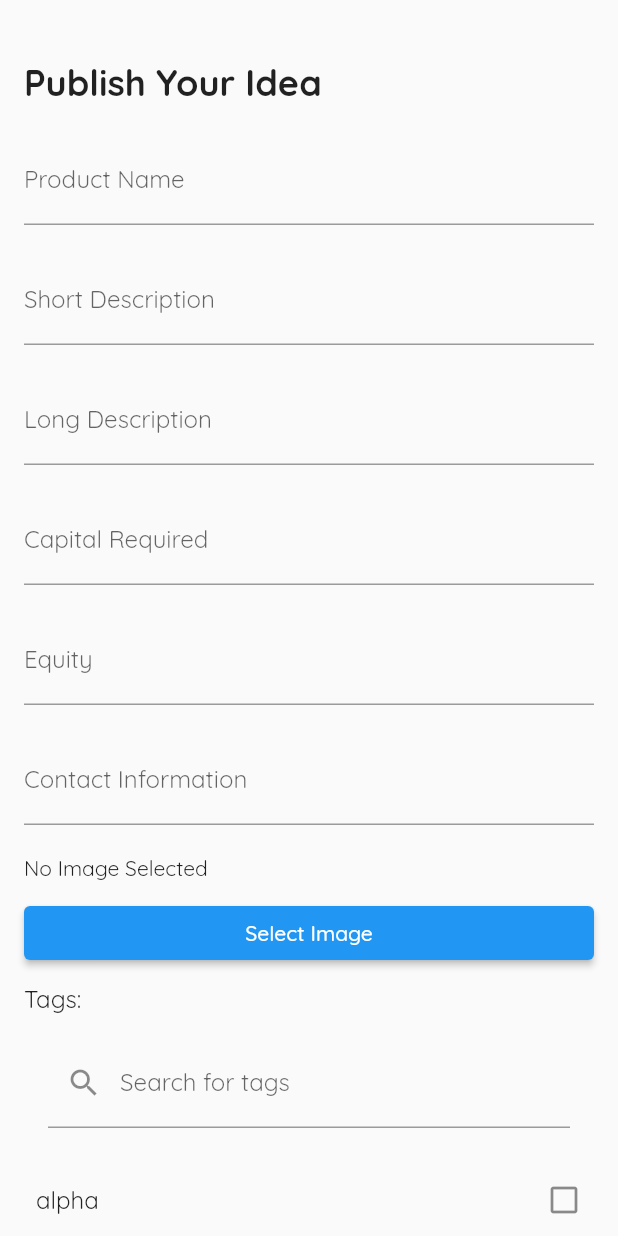
After one commit to SoumishDas/entrego, a Flutter app: the formEP screen opened directly, on a phone screen of 412 x 824 dp. The commit adds this screen. Run offline on Flutter 3.47's test engine with Material 2 defaults, Android fonts, the phone set to English and light mode, and no system bars; our stand-ins replace cloud_firestore, firebase_auth, firebase_core, google_fonts, google_sign_in, image_picker and 1 more; missing offline and left inert: dart:ffi; accounts and stored records are empty.

Commit message:
Me N Avanindra

```diff
--- /dev/null
+++ b/lib/pages/homeEP/formEP.dart
@@ -0,0 +1,186 @@
+import 'package:flutter/material.dart';
+import 'package:image_picker/image_picker.dart';
+import 'dart:io';
+
+class formEP extends StatefulWidget {
+  @override
+  _formEPState createState() => _formEPState();
+}
+
+class _formEPState extends State<formEP> {
+  String _productName = '';
+  String _shortDescription = '';
+  String _longDescription = '';
+  double _capitalRequired = 0.0;
+  double _equity = 0.0;
+  String _contactInfo = '';
+  List<String> selectedTags = [];
+  String searchQuery = '';
+  List<String> tagList = ['alpha', 'beta', 'gamma', 'delta'];
+
+  File? _selectedImageFile;
+
+  Future<void> _selectImage() async {
+    final picker = ImagePicker();
+    final pickedImage = await picker.pickImage(source: ImageSource.gallery);
+    if (pickedImage != null) {
+      setState(() {
+        _selectedImageFile = File(pickedImage.path);
+      });
+    }
+  }
+
+  List<String> get filteredTags {
+    return tagList
+        .where((tag) => tag.toLowerCase().contains(searchQuery.toLowerCase()))
+        .toList();
+  }
+
+  @override
+  Widget build(BuildContext context) {
+    return Scaffold(
+      body: SingleChildScrollView(
+        child: Padding(
+          padding: const EdgeInsets.fromLTRB(16, 40, 16, 0),
+          child: Column(
+            crossAxisAlignment: CrossAxisAlignment.stretch,
+            children: [
+              Text(
+                'Publish Your Idea',
+                style: TextStyle(
+                  fontSize: 24,
+                  fontWeight: FontWeight.bold,
+                ),
+              ),
+              SizedBox(height: 20),
+              TextField(
+                decoration: InputDecoration(labelText: 'Product Name'),
+                onChanged: (value) {
+                  setState(() {
+                    _productName = value;
+                  });
+                },
+              ),
+              SizedBox(height: 20),
+              TextField(
+                decoration: InputDecoration(labelText: 'Short Description'),
+                onChanged: (value) {
+                  setState(() {
+                    _shortDescription = value;
+                  });
+                },
+              ),
+              SizedBox(height: 20),
+              TextField(
+                decoration: InputDecoration(labelText: 'Long Description'),
+                onChanged: (value) {
+                  setState(() {
+                    _longDescription = value;
+                  });
+                },
+              ),
+              SizedBox(height: 20),
+              TextField(
+                decoration: InputDecoration(labelText: 'Capital Required'),
+                keyboardType: TextInputType.number,
+                onChanged: (value) {
+                  setState(() {
+                    _capitalRequired = double.tryParse(value) ?? 0.0;
+                  });
+                },
+              ),
+              SizedBox(height: 20),
+              TextField(
+                decoration: InputDecoration(labelText: 'Equity'),
+                keyboardType: TextInputType.number,
+                onChanged: (value) {
+                  setState(() {
+                    _equity = double.tryParse(value) ?? 0.0;
+                  });
+                },
+              ),
+              SizedBox(height: 20),
+              TextField(
+                decoration: InputDecoration(labelText: 'Contact Information'),
+                onChanged: (value) {
+                  setState(() {
+                    _contactInfo = value;
+                  });
+                },
+              ),
+              SizedBox(height: 20),
+              _selectedImageFile == null
+                  ? Text('No Image Selected')
+                  : Image.file(
+                      _selectedImageFile!,
+                      height: 150,
+                      width: 150,
+                      fit: BoxFit.cover,
+                    ),
+              SizedBox(height: 10),
+              ElevatedButton(
+                onPressed: _selectImage,
+                child: Text('Select Image'),
+              ),
+              SizedBox(height: 10),
+              Text('Tags:', style: TextStyle(fontSize: 16)),
+              Column(
+                children: [
+                  Padding(
+                    padding: const EdgeInsets.all(16.0),
+                    child: TextField(
+                      onChanged: (query) {
+                        setState(() {
+                          searchQuery = query;
+                        });
+                      },
+                      decoration: InputDecoration(
+                        labelText: 'Search for tags',
+                        prefixIcon: Icon(Icons.search),
+                      ),
+                    ),
+                  ),
+                  Container(
+                    height: 150,
+                    child: SingleChildScrollView(
+                      child: Column(
+                        children: filteredTags.map((tag) {
+                          final isSelected = selectedTags.contains(tag);
+
+                          return ListTile(
+                            contentPadding: EdgeInsets.symmetric(
+                                vertical: 4.0, horizontal: 8.0),
+                            title: Text(tag),
+                            trailing: Icon(isSelected
+                                ? Icons.check_box
+                                : Icons.check_box_outline_blank),
+                            onTap: () {
+                              setState(() {
+                                if (isSelected) {
+                                  selectedTags.remove(tag);
+                                } else {
+                                  selectedTags.add(tag);
+                                }
+                              });
+                            },
+                          );
+                        }).toList(),
+                      ),
+                    ),
+                  ),
+                  SizedBox(height: 20),
+                  ElevatedButton(
+                    onPressed: () {
+                      // Add logic to save the product details
+                    },
+                    child: Text('Save Product'),
+                  ),
+                ],
+              ),
+            ],
+          ),
+        ),
+      ),
+    );
+  }
+}
--- a/lib/pages/homeEP/homeEP.dart
+++ b/lib/pages/homeEP/homeEP.dart
@@ -1,4 +1,5 @@
 import 'package:flutter/material.dart';
+import '../homeEP/navbarEP.dart';
 
 class homeEP extends StatefulWidget {
   const homeEP({super.key});
@@ -7,9 +8,57 @@ class homeEP extends StatefulWidget {
   State<homeEP> createState() => _homeEPState();
 }
 
+class Product {
+  final String name;
+  final String description;
+  final int numInvestors;
+  final double totalCapital;
+
+  Product({
+    required this.name,
+    required this.description,
+    required this.numInvestors,
+    required this.totalCapital,
+  });
+}
+
 class _homeEPState extends State<homeEP> {
+  final product = Product(
+      name: "name",
+      description: "description",
+      numInvestors: 234,
+      totalCapital: 45678);
   @override
   Widget build(BuildContext context) {
-    return Container();
+    return Scaffold(
+      body: Center(
+        child: Padding(
+          padding: const EdgeInsets.all(16.0),
+          child: Column(
+            mainAxisAlignment: MainAxisAlignment.center,
+            crossAxisAlignment: CrossAxisAlignment.start,
+            children: [
+              Text(
+                product.name,
+                style: TextStyle(
+                  fontSize: 24,
+                  fontWeight: FontWeight.bold,
+                ),
+              ),
+              SizedBox(height: 8),
+              Text(
+                product.description,
+                style: TextStyle(fontSize: 16),
+              ),
+              SizedBox(height: 16),
+              Text('Number of Investors: ${product.numInvestors}'),
+              Text(
+                  'Total Capital Gained: \$${product.totalCapital.toStringAsFixed(2)}'),
+            ],
+          ),
+        ),
+      ),
+      bottomNavigationBar: const NavEP(),
+    );
   }
 }
--- a/lib/utils/MyRoutes.dart
+++ b/lib/utils/MyRoutes.dart
@@ -11,6 +11,7 @@ import '../pages/FirstPage.dart';
 import '../pages/select.dart';
 import '../pages/choicePg2.dart';
 import '../pages/choicePg.dart';
+import '../pages/homeEP/ideapage.dart';
 
 class MyRoutes {
   static String initialPage = "/";
@@ -21,11 +22,13 @@ class MyRoutes {
   static String choicePage = "/choose";
   static String choice2Page = "/choose2";
   static String selectPage = "/signup/select";
+  static String ideapage = "/homeINV/ideas";
 
   Map<String, Widget Function(BuildContext)> getRoutes(BuildContext context) {
     return {
       // initialPage: (context) => const FirstPage(),
-      initialPage: (context) => const homeINV(),
+      initialPage: (context) => ProductDetailsPage(),
+      ideapage: (context) => ProductDetailsPage(),
       homeEPPage: (context) => const homeEP(),
       homeINVPage: (context) => const homeINV(),
       loginpage: (context) => const LoginPage(),
```
Also changed, not shown: lib/pages/homeEP/navbarEP.dart (+5 -4 lines), lib/pages/homeINV/navbarINV.dart (+5 -4 lines).
